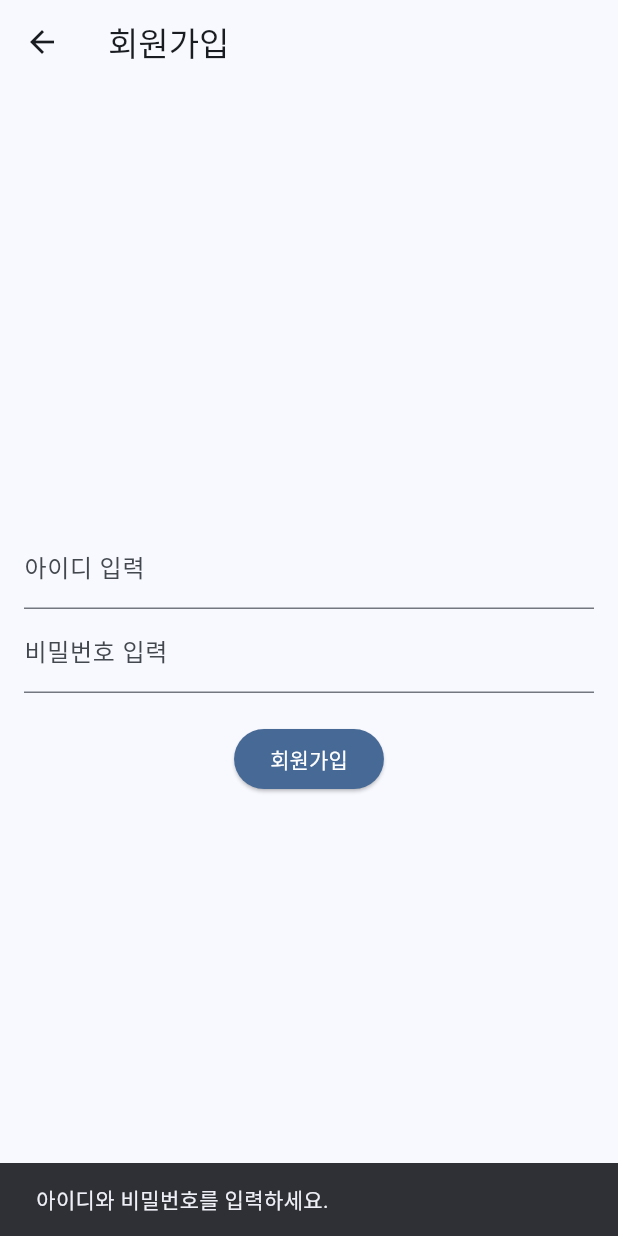
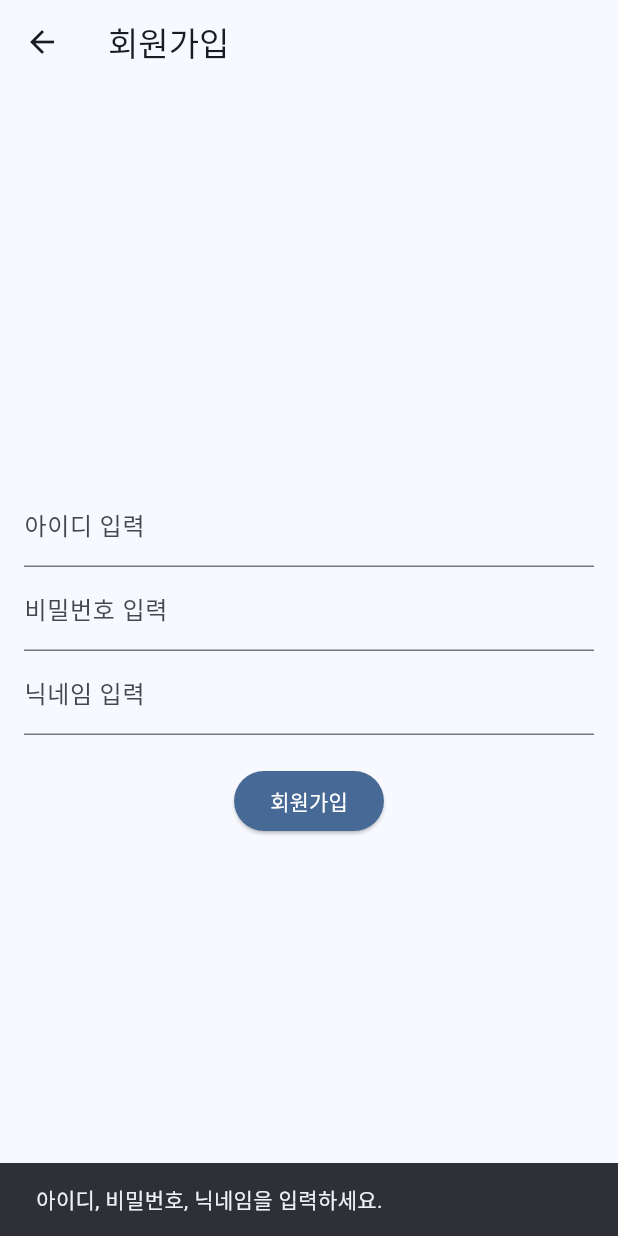
Before and after one commit to dongne-chat/dongne_chat, a Flutter app: the SignupPage screen opened directly, after a tap on "회원가입", on a phone screen of 412 x 824 dp. Run offline on Flutter 3.47's test engine with Material 3 defaults, Android fonts, the phone set to English and light mode, and no system bars; our stand-ins replace cloud_firestore, firebase_core, flutter_dotenv, flutter_riverpod, shared_preferences; accounts and stored records are empty.

Commit message:
feat: 회원가입창에서 한글 닉네임 입력 추가가

```diff
--- a/lib/data/model/user.dart
+++ b/lib/data/model/user.dart
@@ -1,16 +1,19 @@
 class User {
   final String id;
   final dynamic password;
+  final String nickname;
 
   User({
     required this.id,
     required this.password,
+    required this.nickname,
   });
 
   Map<String, String> toMap() {
     return {
       'id': id,
       'password': password,
+      'nickname': nickname,
     };
   }
 
@@ -18,6 +21,7 @@ class User {
     return User(
       id: map['id'] ?? '',
       password: map['password'] ?? '',
+      nickname: map['nickname'] ?? '',
     );
   }
 }
--- a/lib/ui/pages/signup/signup_page.dart
+++ b/lib/ui/pages/signup/signup_page.dart
@@ -1,6 +1,6 @@
 import 'package:flutter/material.dart';
 import 'package:cloud_firestore/cloud_firestore.dart';
-import '../../pages/mypage/mypage.dart';
+import '../../pages/login/login_page.dart';
 import '/data/model/user.dart';
 
 class SignupPage extends StatefulWidget {
@@ -13,15 +13,17 @@ class SignupPage extends StatefulWidget {
 class _SignupPageState extends State<SignupPage> {
   final TextEditingController _idController = TextEditingController();
   final TextEditingController _passwordController = TextEditingController();
+  final TextEditingController _nicknameController = TextEditingController();
   final FirebaseFirestore _firestore = FirebaseFirestore.instance;
 
   void _signup() async {
     final id = _idController.text;
     final password = _passwordController.text;
+    final nickname = _nicknameController.text;
 
-    if (id.isEmpty || password.isEmpty) {
+    if (id.isEmpty || password.isEmpty || nickname.isEmpty) {
       ScaffoldMessenger.of(context).showSnackBar(
-        const SnackBar(content: Text('아이디와 비밀번호를 입력하세요.')),
+        const SnackBar(content: Text('아이디, 비밀번호, 닉네임을 입력하세요.')),
       );
       return;
     }
@@ -34,7 +36,7 @@ class _SignupPageState extends State<SignupPage> {
           const SnackBar(content: Text('이미 존재하는 아이디입니다.')),
         );
       } else {
-        final newUser = User(id: id, password: password);
+        final newUser = User(id: id, password: password, nickname: nickname);
         await _firestore.collection('users').doc(id).set(newUser.toMap());
 
         ScaffoldMessenger.of(context).showSnackBar(
@@ -44,7 +46,7 @@ class _SignupPageState extends State<SignupPage> {
         Navigator.push(
           context,
           MaterialPageRoute(
-            builder: (context) => MyPage(),
+            builder: (context) => const LoginPage(),
           ),
         );
       }
@@ -77,6 +79,10 @@ class _SignupPageState extends State<SignupPage> {
                 decoration: const InputDecoration(labelText: '비밀번호 입력'),
                 obscureText: true,
               ),
+              TextField(
+                controller: _nicknameController,
+                decoration: const InputDecoration(labelText: '닉네임 입력'),
+              ),
               const SizedBox(height: 20),
               ElevatedButton(
                 style: ElevatedButton.styleFrom(
```
